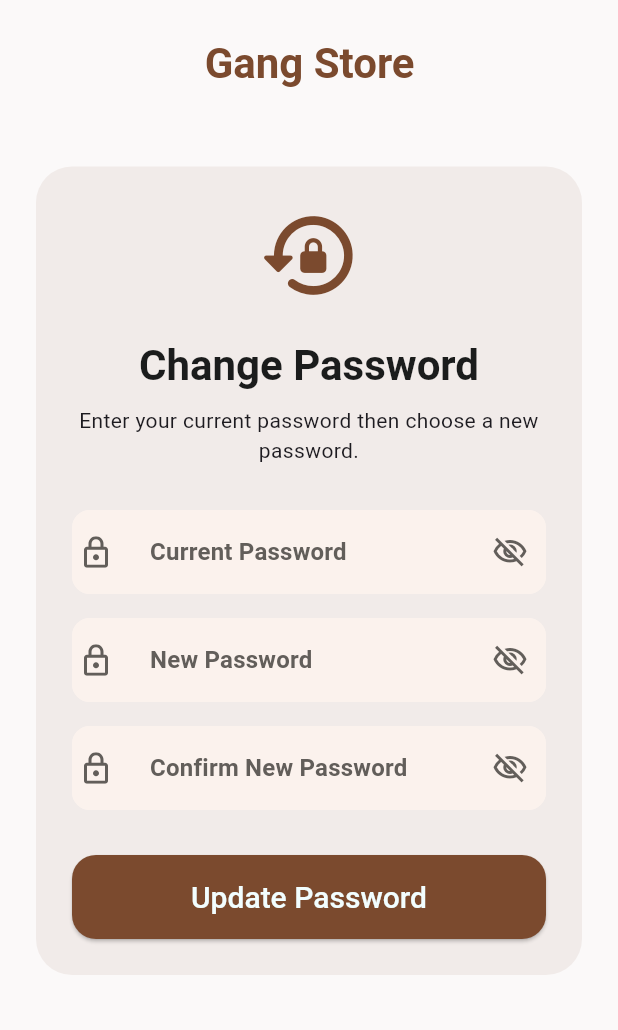
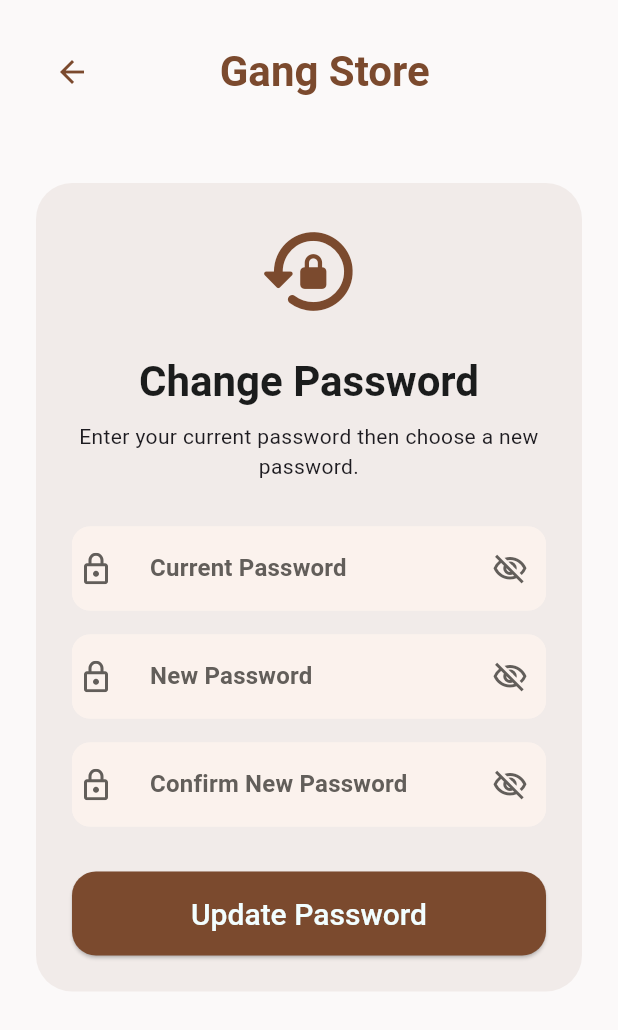
Before and after one commit to abdulrahman650/gangg_store, a Flutter app: the ChangePasswordView screen opened directly, on a phone screen of 412 x 824 dp. Shown: the top 1030 px of the screen. Run offline on Flutter 3.47's test engine with Material 3 defaults, Android fonts, the phone set to English and light mode, and no system bars; our stand-ins replace dio, flutter_bloc, flutter_svg, gap, get_it, image_picker and 2 more; accounts and stored records are empty; project files that could hold a hidden picture were left out.

Commit message:
add arrow back in change password screen

```diff
--- a/lib/features/auth/presentation/widgets/CustomAppBar.dart
+++ b/lib/features/auth/presentation/widgets/CustomAppBar.dart
@@ -17,7 +17,7 @@ class CustomAppBar extends StatelessWidget {
         // ),
         Center(
           child: Text(
-            '       Gang Store',
+            '   Gang Store',
             style: Theme.of(context).textTheme.headlineSmall?.copyWith(
               color: AppColors.primary,
               fontWeight: FontWeight.bold,
--- a/lib/features/profile/presentation/screens/change_password_screen.dart
+++ b/lib/features/profile/presentation/screens/change_password_screen.dart
@@ -51,7 +51,22 @@ class ChangePasswordView extends StatelessWidget {
                         child: Column(
                             children: [
                             const SizedBox(height: 24),
-                        const CustomAppBar(),
+                       Row(
+                         mainAxisAlignment: MainAxisAlignment.spaceBetween,
+                         children: [
+                           IconButton(
+                             icon: const Icon(Icons.arrow_back),
+                             color: AppColors.primary,
+                             onPressed: () {
+                               Navigator.pop(
+                                 context,
+                               );
+                             },
+                           ), const CustomAppBar(),
+                           SizedBox(),
+                         ],
+                       ),
+
                         const SizedBox(height: 50),
 
                         Container(
```
Also changed, not shown: lib/main.dart (+5 -5 lines).
